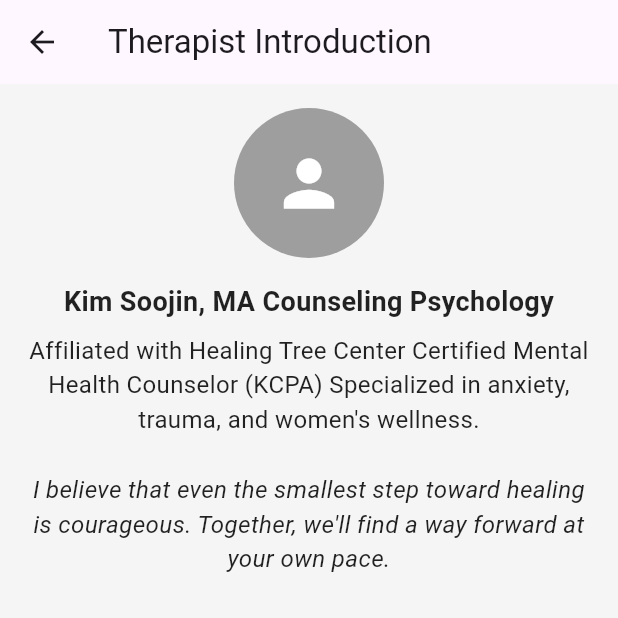
After one commit to HansungJang/Counceling_center_app-web_2025, a Flutter app: the TherapistPage screen opened by its route, on a phone screen of 412 x 824 dp, the top half of it. The commit adds this screen. Run offline on Flutter 3.47's test engine with Material 3 defaults, Android fonts, the phone set to English and light mode, and no system bars.

Commit message:
add - therapist_page 페이지 구현

```diff
--- a/lib/Home.dart
+++ b/lib/Home.dart
@@ -2,7 +2,7 @@
 
 import 'package:flutter/material.dart';
 import 'about_us.dart';
-// import 'therapist_page.dart';
+import 'therapist_page.dart';
 // import 'therapy_page.dart';
 // import 'consultation_page.dart';
 // import 'location_page.dart';
@@ -10,11 +10,7 @@ import 'about_us.dart';
 class HomePage extends StatelessWidget {
   final List<_NavItem> navItems = [
     _NavItem(title: 'About Us', icon: Icons.info, page: AboutPage()),
-    _NavItem(
-      title: 'Therapist',
-      icon: Icons.person,
-      page: PlaceholderPage(title: 'Therapist'),
-    ),
+    _NavItem(title: 'Therapist', icon: Icons.person, page: TherapistPage()),
     _NavItem(
       title: 'Therapy Areas',
       icon: Icons.local_florist,
--- a/lib/app.dart
+++ b/lib/app.dart
@@ -2,7 +2,7 @@
 import 'package:flutter/material.dart';
 import 'Home.dart'; // HomePage
 import 'about_us.dart'; // AboutPage
-// import 'therapist_page.dart'; // TherapistPage
+import 'therapist_page.dart'; // TherapistPage
 // import 'therapy_page.dart'; // TherapyPage
 // import 'consultation_page.dart'; // ConsultationPage
 // import 'location_page.dart'; // LocationPage
@@ -23,7 +23,7 @@ class MindRestApp extends StatelessWidget {
       routes: {
         '/': (context) => HomePage(),
         '/about': (context) => AboutPage(),
-        // '/therapist': (context) => TherapistPage(),
+        '/therapist': (context) => TherapistPage(),
         // '/therapy': (context) => TherapyPage(),
         // '/consultation': (context) => ConsultationPage(),
         // '/location': (context) => LocationPage(),
--- /dev/null
+++ b/lib/therapist_page.dart
@@ -0,0 +1,45 @@
+// therapist_page.dart
+
+import 'package:flutter/material.dart';
+
+class TherapistPage extends StatelessWidget {
+  const TherapistPage({super.key});
+
+  @override
+  Widget build(BuildContext context) {
+    return Scaffold(
+      appBar: AppBar(title: const Text('Therapist Introduction')),
+      body: Padding(
+        padding: const EdgeInsets.all(16.0),
+        child: Column(
+          crossAxisAlignment: CrossAxisAlignment.center,
+          children: [
+            const CircleAvatar(
+              radius: 50,
+              backgroundColor: Colors.grey,
+              child: Icon(Icons.person, size: 50, color: Colors.white),
+            ),
+            const SizedBox(height: 16),
+            const Text(
+              'Kim Soojin, MA Counseling Psychology',
+              style: TextStyle(fontSize: 18, fontWeight: FontWeight.bold),
+              textAlign: TextAlign.center,
+            ),
+            const SizedBox(height: 8),
+            const Text(
+              'Affiliated with Healing Tree Center Certified Mental Health Counselor (KCPA) Specialized in anxiety, trauma, and women\'s wellness.',
+              style: TextStyle(fontSize: 16),
+              textAlign: TextAlign.center,
+            ),
+            const SizedBox(height: 24),
+            const Text(
+              'I believe that even the smallest step toward healing is courageous. Together, we\'ll find a way forward at your own pace.',
+              style: TextStyle(fontSize: 16, fontStyle: FontStyle.italic),
+              textAlign: TextAlign.center,
+            ),
+          ],
+        ),
+      ),
+    );
+  }
+}
```
